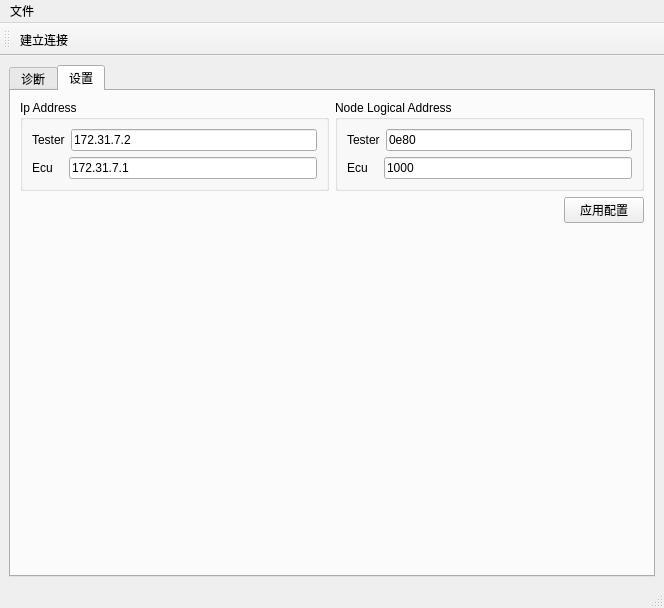
Old version of the form src/DoIP_New_Arch/views/Doip_gui_view.ui in the repository hanojiang/BlogCP.
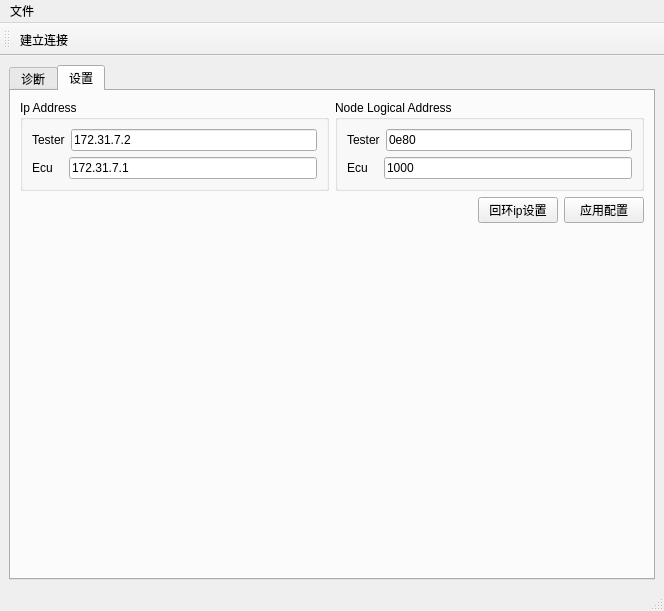
New version of the form. The open tabs and pages were chosen to show the change.

Commit message: update doip new arch code

The edit to the form file:
```diff
--- a/src/DoIP_New_Arch/views/Doip_gui_view.ui
+++ b/src/DoIP_New_Arch/views/Doip_gui_view.ui
@@ -7,7 +7,7 @@
     <x>0</x>
     <y>0</y>
     <width>664</width>
-    <height>608</height>
+    <height>611</height>
    </rect>
   </property>
   <property name="windowTitle">
@@ -338,6 +338,13 @@
             </property>
            </spacer>
           </item>
+          <item>
+           <widget class="QPushButton" name="loopbackIPSettingButton">
+            <property name="text">
+             <string>回环ip设置</string>
+            </property>
+           </widget>
+          </item>
           <item>
            <widget class="QPushButton" name="applySettingButton">
             <property name="text">
```
Left out of the diff: 9 changed lines with no effect on the pictures. The commit also changes 5 other files.
